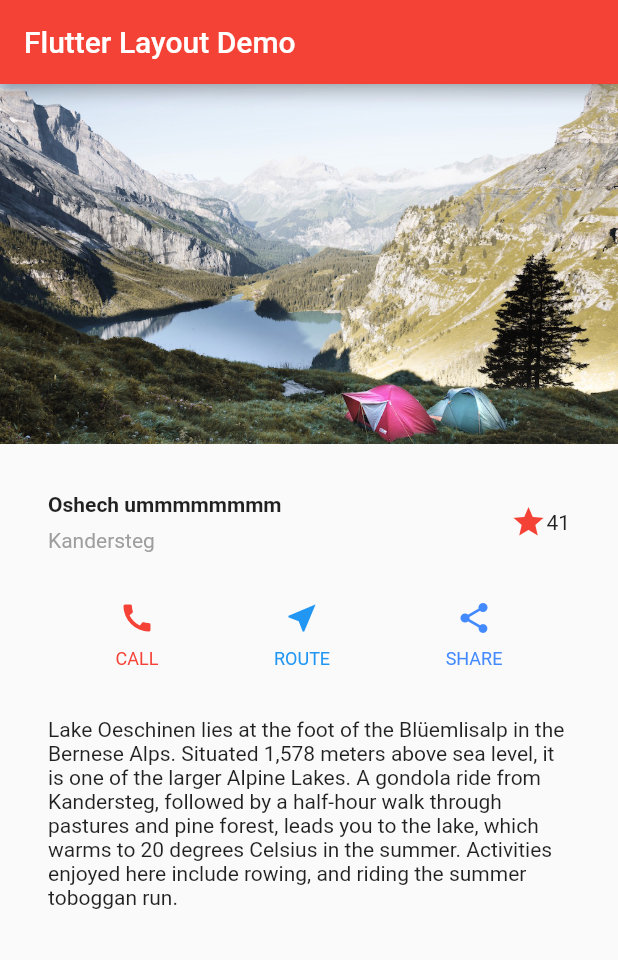
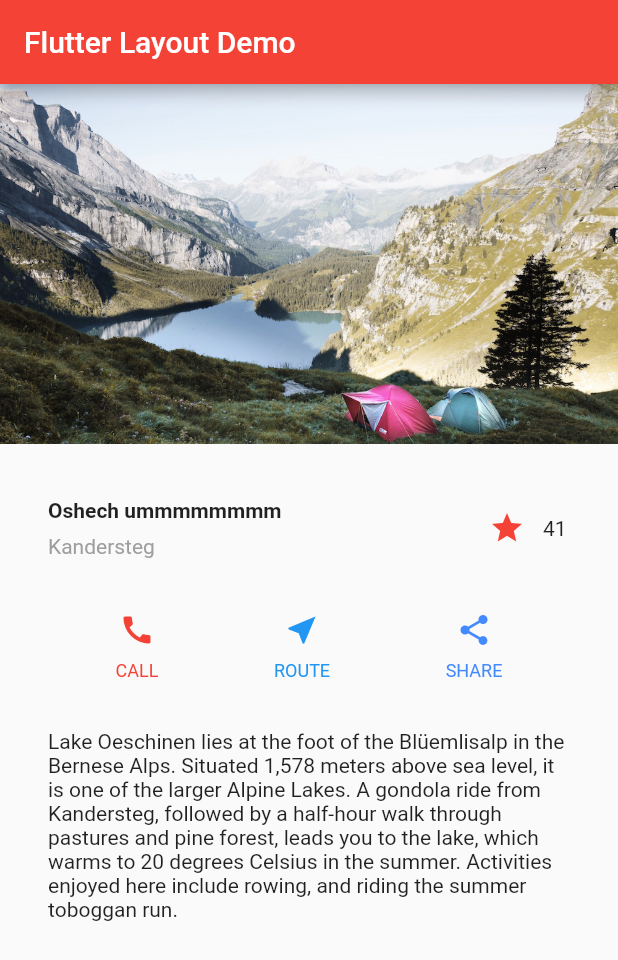
Before and after one commit to SoonGwan/Flutter_study_project_list, a Flutter app: the screen it shows after launch, on a phone screen of 412 x 824 dp. Shown: the top 960 px of the screen. Run offline on Flutter 3.47's test engine with Material 2 defaults, Android fonts, the phone set to English and light mode, and no system bars.

Commit message:
[ADD] iconButton

```diff
--- a/lib/main.dart
+++ b/lib/main.dart
@@ -30,19 +30,52 @@
 class MyHomePage extends StatefulWidget {
   MyHomePage({Key key, this.title}) : super(key: key);
 
-  // This widget is the home page of your application. It is stateful, meaning
-  // that it has a State object (defined below) that contains fields that affect
-  // how it looks.
-
-  // This class is the configuration for the state. It holds the values (in this
-  // case the title) provided by the parent (in this case the App widget) and
-  // used by the build method of the State. Fields in a Widget subclass are
-  // always marked "final".
-
   final String title;
 
   @override
   _MyHomePageState createState() => _MyHomePageState();
+}
+
+class FavoriteWidget extends StatefulWidget {
+  @override
+  _FavoriteWidgetState createState() => _FavoriteWidgetState();
+}
+
+class _FavoriteWidgetState extends State<FavoriteWidget> {
+  bool _isFavorited = true;
+  int _favoriteCount = 41;
+
+  void _toggleFavorite() {
+    setState(() {
+      if (_isFavorited) {
+        _favoriteCount -= 1;
+        _isFavorited = false;
+      } else {
+        _favoriteCount += 1;
+        _isFavorited = true;
+      }
+    });
+  }
+
+  @override
+  Widget build(BuildContext context) {
+    return Row(mainAxisSize: MainAxisSize.min, children: [
+      Container(
+        padding: EdgeInsets.all(0),
+        child: IconButton(
+          icon: (_isFavorited ? Icon(Icons.star) : Icon(Icons.star_border)),
+          color: Colors.red[500],
+          onPressed: _toggleFavorite,
+        ),
+      ),
+      SizedBox(
+        width: 18,
+        child: Container(
+          child: Text('$_favoriteCount'),
+        ),
+      ),
+    ]);
+  }
 }
 
 class _MyHomePageState extends State<MyHomePage> {
@@ -60,11 +93,7 @@
             Text('Kandersteg', style: TextStyle(color: Colors.grey[500]))
           ]),
         ),
-        Icon(
-          Icons.star,
-          color: Colors.red[500],
-        ),
-        Text('41')
+        FavoriteWidget(),
       ]));
 
   Widget buttonSection = Container(
```
